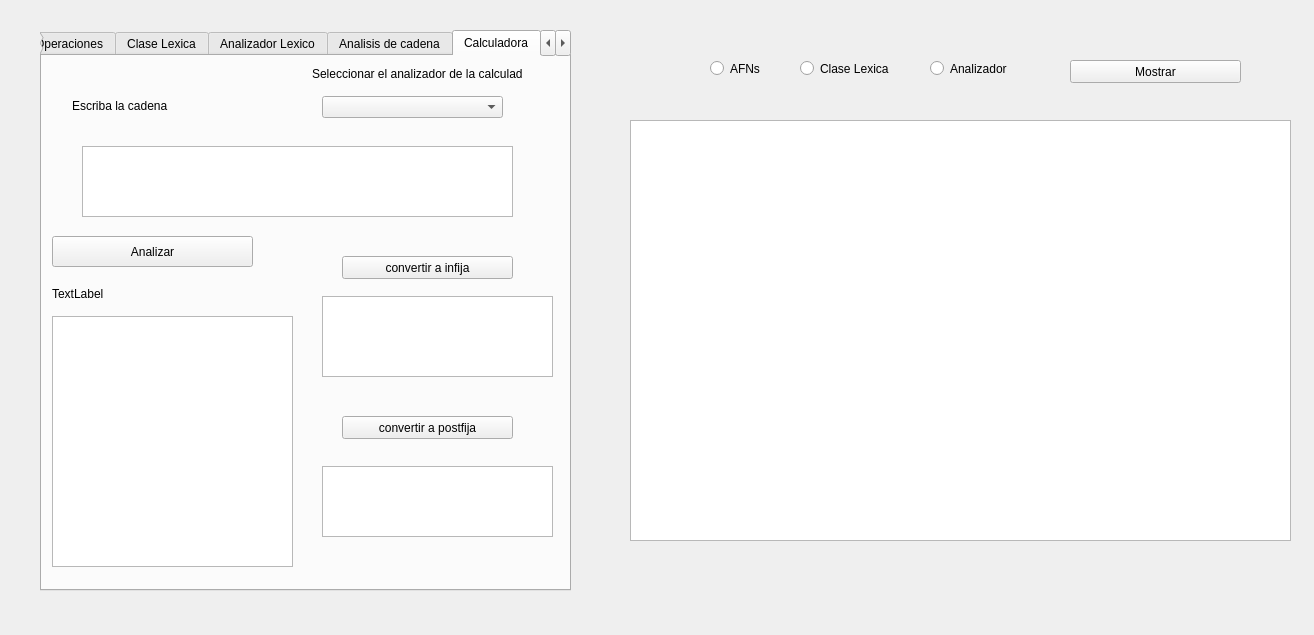
Before: the Qt Designer form InterfazGrafica/Interfaz_Lexico.ui in edwbcruzv/Compiladores, drawn with Qt 5.
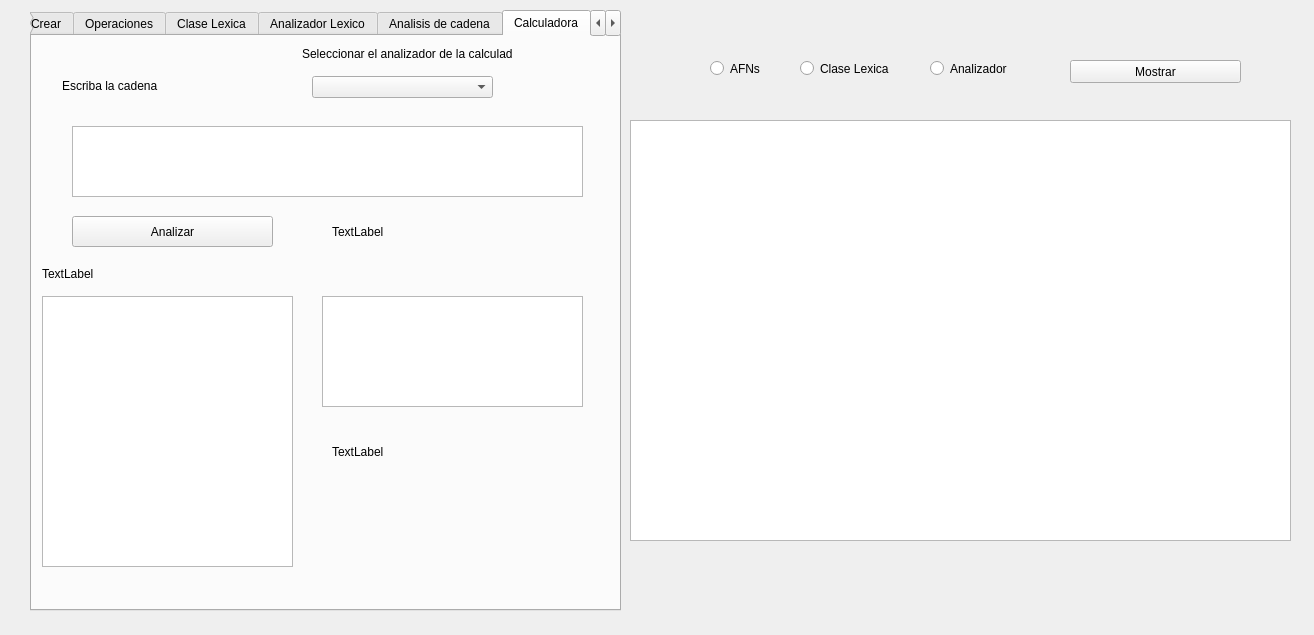
After: the same form once the commit is applied. The open tabs and pages were chosen to show the change.

Diff of the .ui file:
```diff
--- a/InterfazGrafica/Interfaz_Lexico.ui
+++ b/InterfazGrafica/Interfaz_Lexico.ui
@@ -16,10 +16,10 @@
   <widget class="QTabWidget" name="Pestanias">
    <property name="geometry">
     <rect>
-     <x>40</x>
-     <y>30</y>
-     <width>531</width>
-     <height>561</height>
+     <x>30</x>
+     <y>10</y>
+     <width>591</width>
+     <height>601</height>
     </rect>
    </property>
    <property name="currentIndex">
@@ -853,7 +853,7 @@
       <rect>
        <x>40</x>
        <y>90</y>
-       <width>431</width>
+       <width>511</width>
        <height>71</height>
       </rect>
      </property>
@@ -874,7 +874,7 @@
     <widget class="QPushButton" name="pushButton_Calculadora">
      <property name="geometry">
       <rect>
-       <x>10</x>
+       <x>40</x>
        <y>180</y>
        <width>201</width>
        <height>31</height>
@@ -925,57 +925,47 @@
       <rect>
        <x>10</x>
        <y>260</y>
-       <width>241</width>
-       <height>251</height>
-      </rect>
-     </property>
-    </widget>
-    <widget class="QPushButton" name="pushButton_CalculadoraInfija">
-     <property name="geometry">
-      <rect>
-       <x>300</x>
-       <y>200</y>
-       <width>171</width>
-       <height>23</height>
-      </rect>
-     </property>
-     <property name="text">
-      <string>convertir a infija</string>
-     </property>
-    </widget>
-    <widget class="QPushButton" name="pushButton_CalculadoraPostfija">
-     <property name="geometry">
-      <rect>
-       <x>300</x>
-       <y>360</y>
-       <width>171</width>
-       <height>23</height>
-      </rect>
-     </property>
-     <property name="text">
-      <string>convertir a postfija</string>
-     </property>
-    </widget>
-    <widget class="QTextEdit" name="textEdit_SalidaInfija">
-     <property name="geometry">
-      <rect>
-       <x>280</x>
-       <y>240</y>
-       <width>231</width>
-       <height>81</height>
+       <width>251</width>
+       <height>271</height>
       </rect>
      </property>
     </widget>
     <widget class="QTextEdit" name="textEdit_SalidaPostfija">
      <property name="geometry">
       <rect>
-       <x>280</x>
-       <y>410</y>
-       <width>231</width>
-       <height>71</height>
+       <x>290</x>
+       <y>260</y>
+       <width>261</width>
+       <height>111</height>
       </rect>
      </property>
     </widget>
+    <widget class="QLabel" name="label_StatusPostfija">
+     <property name="geometry">
+      <rect>
+       <x>300</x>
+       <y>400</y>
+       <width>221</width>
+       <height>31</height>
+      </rect>
+     </property>
+     <property name="text">
+      <string>TextLabel</string>
+     </property>
+    </widget>
+    <widget class="QLabel" name="label_ResultadoCalculadora">
+     <property name="geometry">
+      <rect>
+       <x>300</x>
+       <y>185</y>
+       <width>241</width>
+       <height>21</height>
+      </rect>
+     </property>
+     <property name="text">
+      <string>TextLabel</string>
+     </property>
+    </widget>
    </widget>
    <widget class="QWidget" name="ERtoAFD">
     <attribute name="title">
```
Left out of the diff: 69 changed lines with no effect on the pictures.
